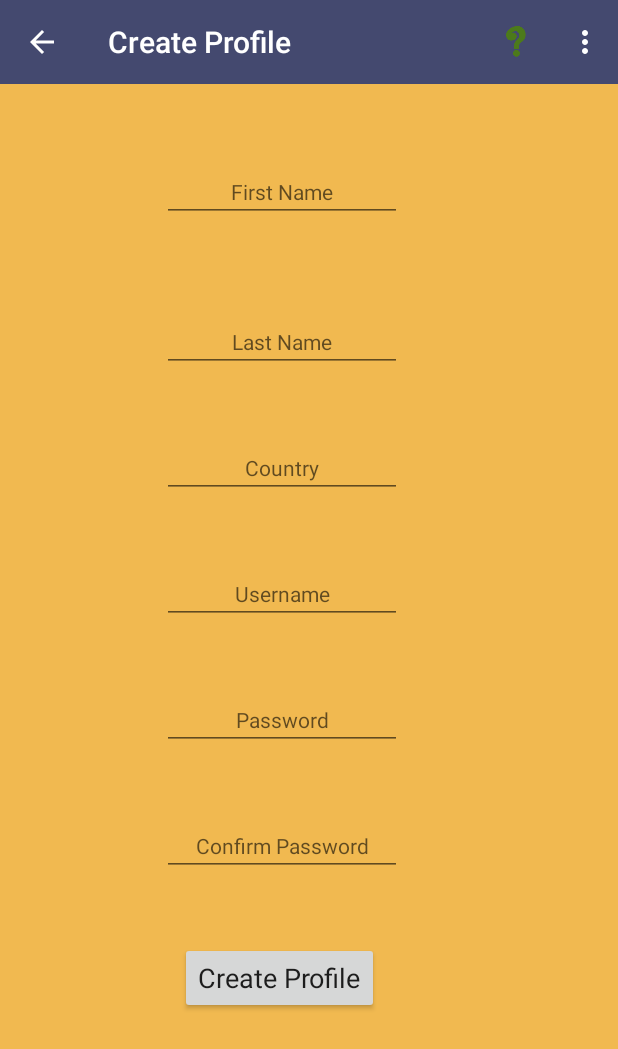
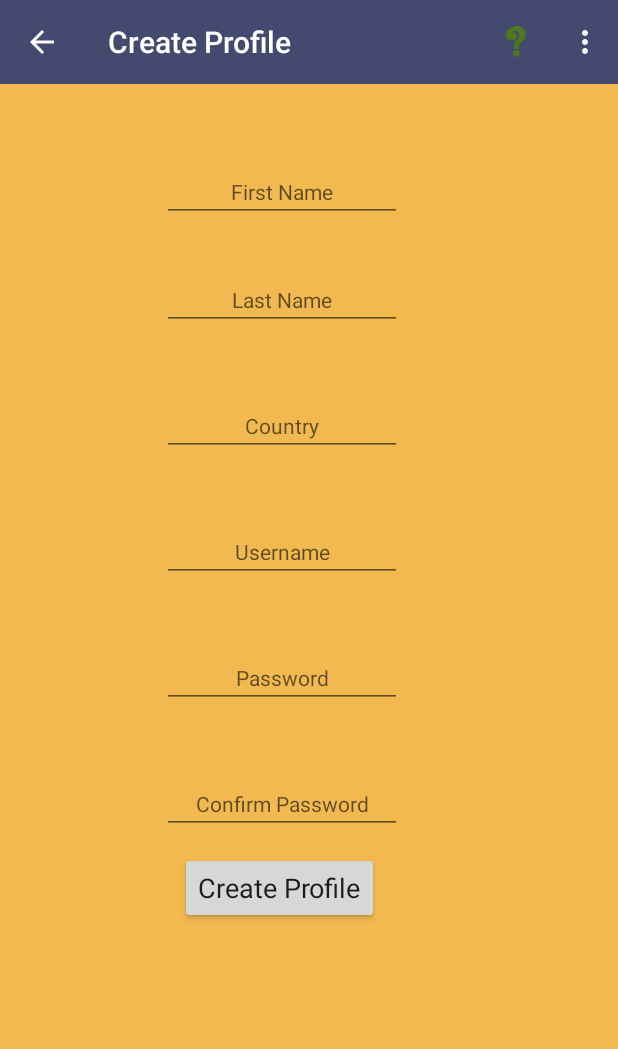
Before and after one commit to smithjrs22/Batman_Bank, an Android app: the screen it shows after launch (LaunchActivity), after a tap on "CREATE A PROFILE", on a phone screen of 412 x 824 dp. Shown: the top 1049 px of the screen. Run offline under Robolectric (Android 15) with nearby library versions, the phone set to English and light mode, and no system bars.

Commit message:
recentered create profile button to fit on one pg

```diff
--- a/app/src/main/res/layout/fragment_create_profile.xml
+++ b/app/src/main/res/layout/fragment_create_profile.xml
@@ -27,7 +27,7 @@
         android:layout_width="wrap_content"
         android:layout_height="wrap_content"
         android:layout_marginStart="108dp"
-        android:layout_marginTop="100dp"
+        android:layout_marginTop="72dp"
         android:ems="10"
         android:hint="@string/last_name"
         android:inputType="textPersonName"
@@ -108,11 +108,11 @@
         android:id="@+id/btn_create_account"
         android:layout_width="wrap_content"
         android:layout_height="wrap_content"
-        android:layout_marginTop="44dp"
+        android:layout_marginTop="12dp"
         android:text="@string/create_account"
         android:textAppearance="@android:style/TextAppearance.Holo.Medium"
         app:layout_constraintEnd_toEndOf="@+id/edt_password_confirm"
-        app:layout_constraintHorizontal_bias="0.428"
+        app:layout_constraintHorizontal_bias="0.437"
         app:layout_constraintStart_toStartOf="@+id/edt_password_confirm"
         app:layout_constraintTop_toBottomOf="@id/edt_password_confirm" />
 
```
